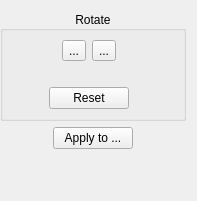
Above: src/core/filters/fix_orientation/OptionsWidget.ui from abandoned-industries/scantailor-spectre before the change. Below: the same form after it.
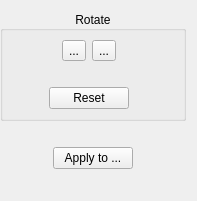
That is the form after the change. Icons and pictures are not drawn. Custom widgets are drawn as their Qt base class.

The edit to the form file:
```diff
--- a/src/core/filters/fix_orientation/OptionsWidget.ui
+++ b/src/core/filters/fix_orientation/OptionsWidget.ui
@@ -173,6 +173,16 @@
      </layout>
     </widget>
    </item>
+   <item>
+    <widget class="QLabel" name="selectionIndicatorLabel">
+     <property name="text">
+      <string/>
+     </property>
+     <property name="alignment">
+      <set>Qt::AlignCenter</set>
+     </property>
+    </widget>
+   </item>
    <item>
     <layout class="QHBoxLayout">
      <item>
```
